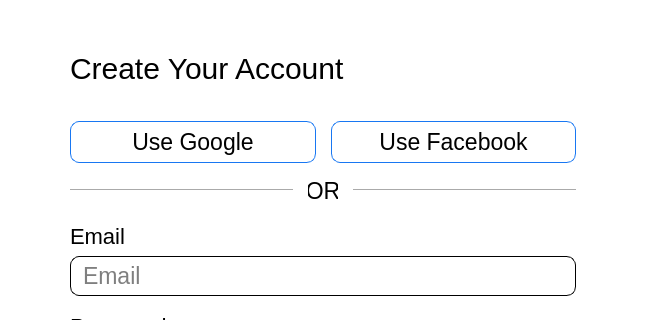
The window that UI/Login.ui (Paurakh977/Samadhan) describes before a commit, drawn with Qt 5; both pictures show x 0 to 646 and y 0 to 320 of the 646 by 624 pixel window.
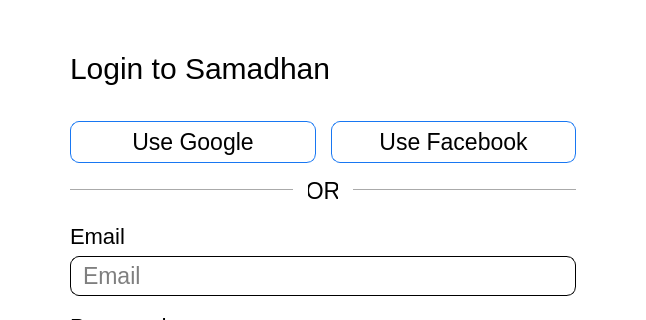
The same window after the commit. Icons and pictures are not drawn.

Commit message: login iwth google all comeplete in both signup and login (db connection left)

What changed in the file:
```diff
--- a/UI/Login.ui
+++ b/UI/Login.ui
@@ -132,7 +132,7 @@
     <item>
      <widget class="QLabel" name="create_acc_label">
       <property name="text">
-       <string>Create Your Account</string>
+       <string>Login to Samadhan</string>
       </property>
      </widget>
     </item>
```
The commit also changes 6 other files.
